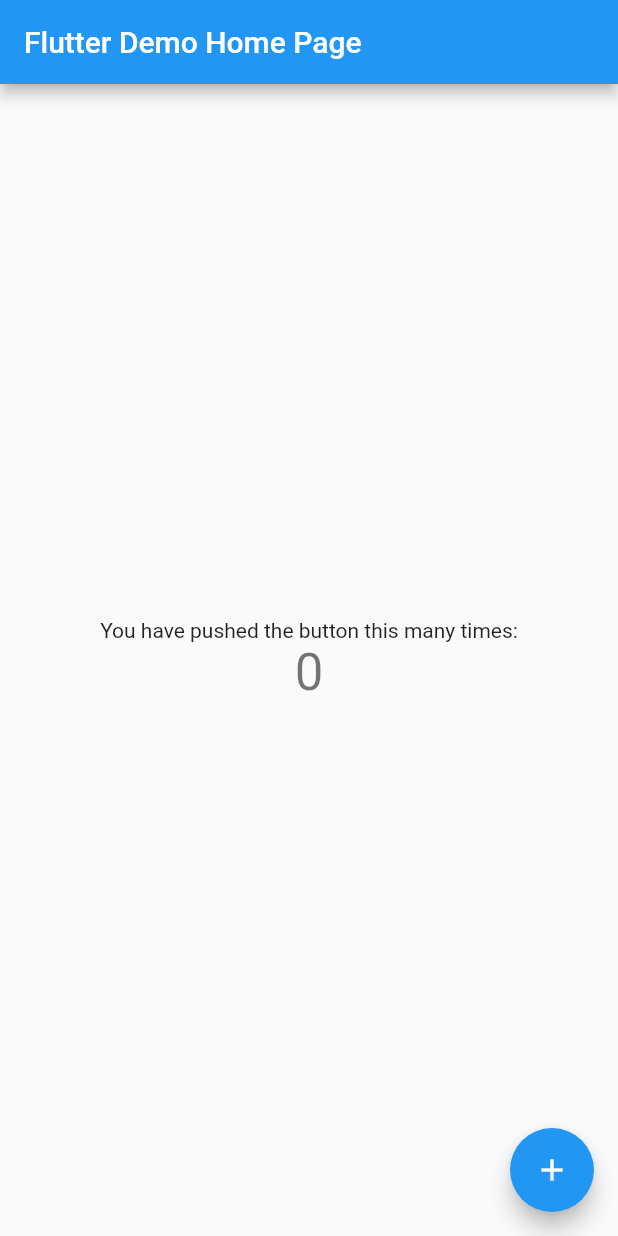
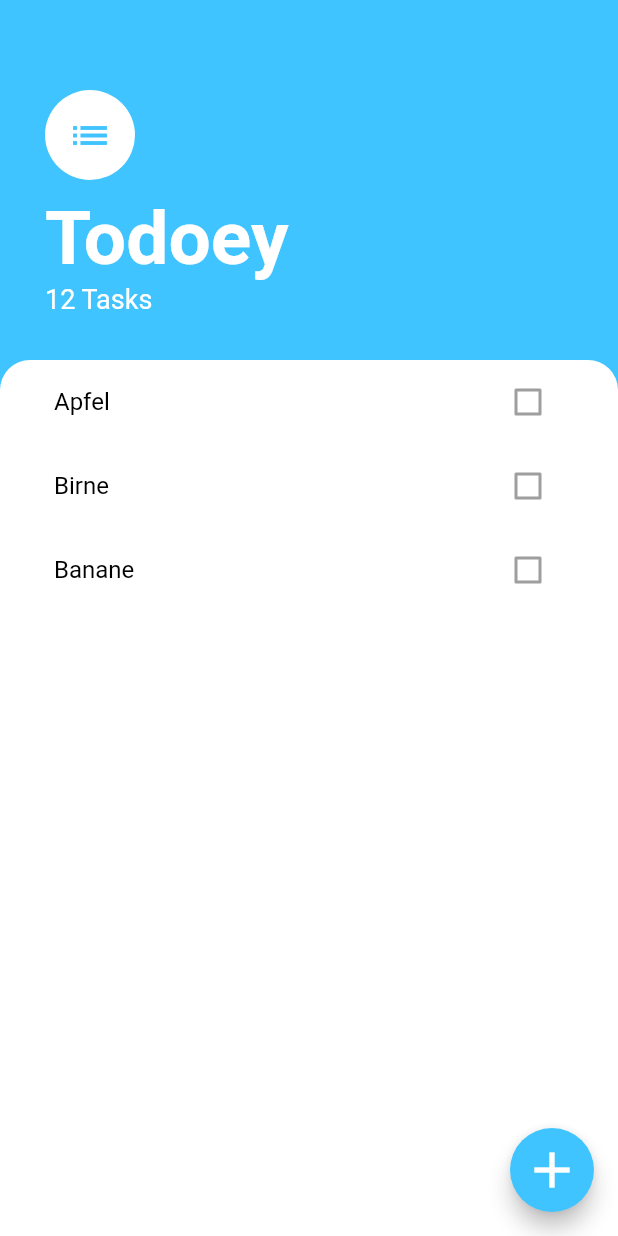
Before and after one commit to juliusmh-dev/todoey, a Flutter app: the screen it shows after launch, on a phone screen of 412 x 824 dp. Run offline on Flutter 3.47's test engine with Material 2 defaults, Android fonts, the phone set to English and light mode, and no system bars; missing offline and left inert: dart:ffi.

Commit message:
creation of list tile with for in loop

```diff
--- a/lib/main.dart
+++ b/lib/main.dart
@@ -1,113 +1,16 @@
 import 'package:flutter/material.dart';
+import 'package:todoey/screens/task_screen.dart';
 
 void main() {
   runApp(MyApp());
 }
 
 class MyApp extends StatelessWidget {
-  // This widget is the root of your application.
   @override
   Widget build(BuildContext context) {
     return MaterialApp(
-      title: 'Flutter Demo',
-      theme: ThemeData(
-        // This is the theme of your application.
-        //
-        // Try running your application with "flutter run". You'll see the
-        // application has a blue toolbar. Then, without quitting the app, try
-        // changing the primarySwatch below to Colors.green and then invoke
-        // "hot reload" (press "r" in the console where you ran "flutter run",
-        // or simply save your changes to "hot reload" in a Flutter IDE).
-        // Notice that the counter didn't reset back to zero; the application
-        // is not restarted.
-        primarySwatch: Colors.blue,
-      ),
-      home: MyHomePage(title: 'Flutter Demo Home Page'),
+      home: TasksScreen(),
+
     );
   }
 }
-
-class MyHomePage extends StatefulWidget {
-  MyHomePage({Key? key, required this.title}) : super(key: key);
-
-  // This widget is the home page of your application. It is stateful, meaning
-  // that it has a State object (defined below) that contains fields that affect
-  // how it looks.
-
-  // This class is the configuration for the state. It holds the values (in this
-  // case the title) provided by the parent (in this case the App widget) and
-  // used by the build method of the State. Fields in a Widget subclass are
-  // always marked "final".
-
-  final String title;
-
-  @override
-  _MyHomePageState createState() => _MyHomePageState();
-}
-
-class _MyHomePageState extends State<MyHomePage> {
-  int _counter = 0;
-
-  void _incrementCounter() {
-    setState(() {
-      // This call to setState tells the Flutter framework that something has
-      // changed in this State, which causes it to rerun the build method below
-      // so that the display can reflect the updated values. If we changed
-      // _counter without calling setState(), then the build method would not be
-      // called again, and so nothing would appear to happen.
-      _counter++;
-    });
-  }
-
-  @override
-  Widget build(BuildContext context) {
-    // This method is rerun every time setState is called, for instance as done
-    // by the _incrementCounter method above.
-    //
-    // The Flutter framework has been optimized to make rerunning build methods
-    // fast, so that you can just rebuild anything that needs updating rather
-    // than having to individually change instances of widgets.
-    return Scaffold(
-      appBar: AppBar(
-        // Here we take the value from the MyHomePage object that was created by
-        // the App.build method, and use it to set our appbar title.
-        title: Text(widget.title),
-      ),
-      body: Center(
-        // Center is a layout widget. It takes a single child and positions it
-        // in the middle of the parent.
-        child: Column(
-          // Column is also a layout widget. It takes a list of children and
-          // arranges them vertically. By default, it sizes itself to fit its
-          // children horizontally, and tries to be as tall as its parent.
-          //
-          // Invoke "debug painting" (press "p" in the console, choose the
-          // "Toggle Debug Paint" action from the Flutter Inspector in Android
-          // Studio, or the "Toggle Debug Paint" command in Visual Studio Code)
-          // to see the wireframe for each widget.
-          //
-          // Column has various properties to control how it sizes itself and
-          // how it positions its children. Here we use mainAxisAlignment to
-          // center the children vertically; the main axis here is the vertical
-          // axis because Columns are vertical (the cross axis would be
-          // horizontal).
-          mainAxisAlignment: MainAxisAlignment.center,
-          children: <Widget>[
-            Text(
-              'You have pushed the button this many times:',
-            ),
-            Text(
-              '$_counter',
-              style: Theme.of(context).textTheme.headline4,
-            ),
-          ],
-        ),
-      ),
-      floatingActionButton: FloatingActionButton(
-        onPressed: _incrementCounter,
-        tooltip: 'Increment',
-        child: Icon(Icons.add),
-      ), // This trailing comma makes auto-formatting nicer for build methods.
-    );
-  }
-}
--- /dev/null
+++ b/lib/screens/task_screen.dart
@@ -0,0 +1,82 @@
+import 'dart:ffi';
+
+import 'package:flutter/material.dart';
+
+class TasksScreen extends StatelessWidget {
+  final List myTaskList = ['Apfel', 'Birne', 'Banane'];
+
+  @override
+  Widget build(BuildContext context) {
+    return Scaffold(
+      backgroundColor: Colors.lightBlueAccent,
+      floatingActionButton: FloatingActionButton(
+        onPressed: null,
+        backgroundColor: Colors.lightBlueAccent,
+        child: Icon(Icons.add, size: 40.0),
+      ),
+      body: Column(
+        crossAxisAlignment: CrossAxisAlignment.start,
+        children: [
+          Container(
+            padding: EdgeInsets.only(
+                top: 60.0, left: 30.0, right: 30.0, bottom: 30.0),
+            child: Column(
+              crossAxisAlignment: CrossAxisAlignment.start,
+              children: [
+                CircleAvatar(
+                  child: Icon(Icons.list,
+                      size: 30.0, color: Colors.lightBlueAccent),
+                  backgroundColor: Colors.white,
+                  radius: 30.0,
+                ),
+                SizedBox(height: 10.0),
+                Text('Todoey',
+                    style: TextStyle(
+                        color: Colors.white,
+                        fontSize: 50.0,
+                        fontWeight: FontWeight.w700)),
+                Text('12 Tasks',
+                    style: TextStyle(color: Colors.white, fontSize: 18.0)),
+              ],
+            ),
+          ),
+          Expanded(
+            child: Container(
+          padding: EdgeInsets.symmetric(horizontal: 20.0),
+              height: 300.0,
+              decoration: BoxDecoration(
+                  color: Colors.white,
+                  borderRadius: BorderRadius.only(
+                      topLeft: Radius.circular(20.0),
+                      topRight: Radius.circular(20.0))),
+              child: TasksList(myTaskList: myTaskList),
+            ),
+          ),
+        ],
+      ),
+    );
+  }
+}
+
+class TasksList extends StatelessWidget {
+  const TasksList({
+    Key? key,
+    required this.myTaskList,
+  }) : super(key: key);
+
+  final List myTaskList;
+
+  @override
+  Widget build(BuildContext context) {
+    return ListView(children: <Widget>[
+      for (var myTask in myTaskList)
+        ListTile(
+            title: Text('$myTask',
+                style: TextStyle(color: Colors.black)),
+            trailing: Checkbox(
+              value: false,
+              onChanged: null,
+            )),
+    ]);
+  }
+}
```
